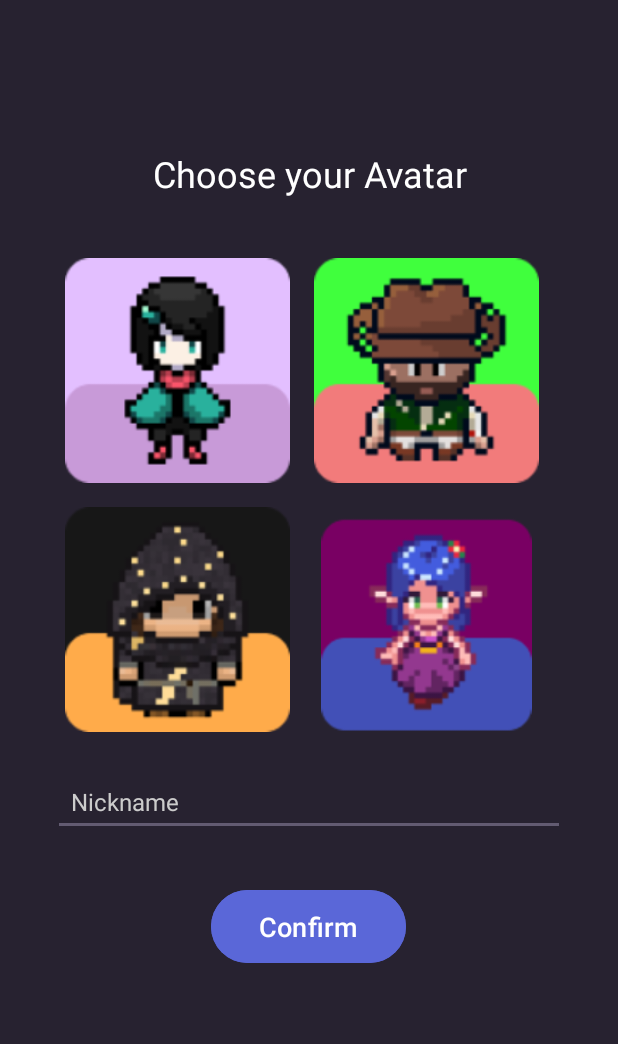
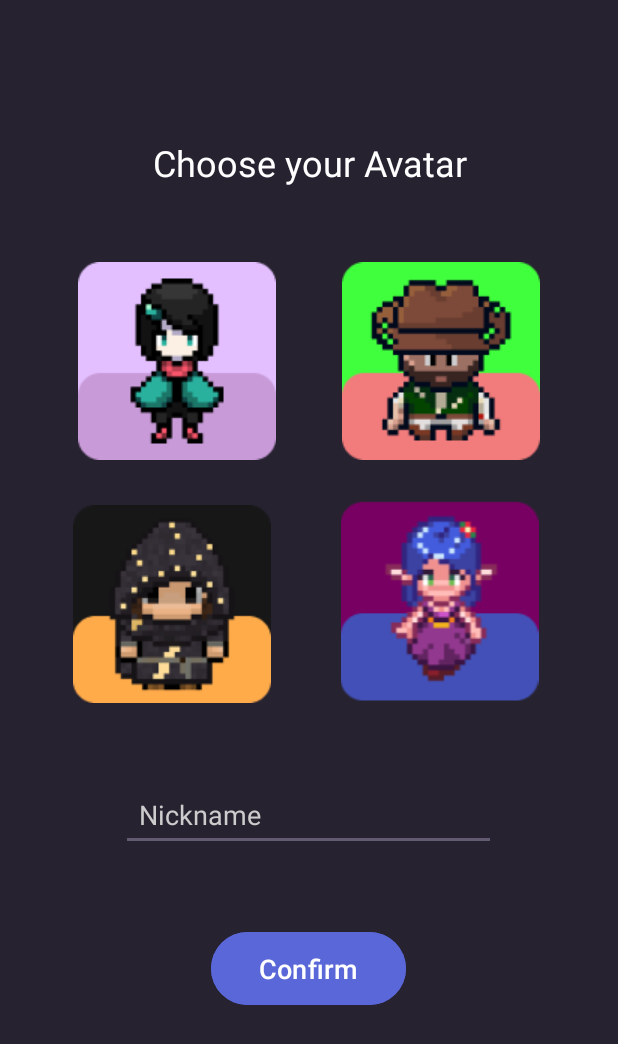
Before and after one commit to Kostaga/android-project, an Android app: the screen it shows after launch (AvatarActivity), on a phone screen of 412 x 824 dp. Shown: the top 1044 px of the screen. Run offline under Robolectric (Android 15) with nearby library versions, the light colour scheme and no system bars; our stand-ins replace navigation-ui.

Commit message:
changed to constraint layout

```diff
--- a/app/src/main/AndroidManifest.xml
+++ b/app/src/main/AndroidManifest.xml
@@ -18,19 +18,18 @@
             android:exported="false" />
         <activity
             android:name=".AvatarActivity"
+            android:screenOrientation="portrait"
             android:exported="true">
             <intent-filter>
                 <action android:name="android.intent.action.MAIN" />
-
-                <category android:name="android.intent.category.LAUNCHER" />
             </intent-filter>
         </activity>
         <activity
             android:name=".MainActivity"
+            android:screenOrientation="portrait"
             android:exported="true">
             <intent-filter>
                 <action android:name="android.intent.action.MAIN" />
-
                 <category android:name="android.intent.category.LAUNCHER" />
             </intent-filter>
         </activity>
--- a/app/src/main/res/drawable/avatar_border.xml
+++ b/app/src/main/res/drawable/avatar_border.xml
@@ -2,12 +2,8 @@
 <shape xmlns:android="http://schemas.android.com/apk/res/android">
     <solid android:color="@android:color/transparent" />
     <stroke
-        android:width="8dp"
+        android:width="3dp"
         android:color="@android:color/holo_blue_bright" />
-    <corners android:radius="8dp" />
-    <padding
-        android:left="3dp"
-        android:top="3dp"
-        android:right="3dp"
-        android:bottom="3dp" />
+    <corners android:radius="4dp" />
+
 </shape>
--- a/app/src/main/res/layout/choose_avatar.xml
+++ b/app/src/main/res/layout/choose_avatar.xml
@@ -1,102 +1,123 @@
 <?xml version="1.0" encoding="utf-8"?>
-<LinearLayout
+<androidx.constraintlayout.widget.ConstraintLayout
     xmlns:android="http://schemas.android.com/apk/res/android"
+    xmlns:app="http://schemas.android.com/apk/res-auto"
+    xmlns:tools="http://schemas.android.com/tools"
     android:layout_width="match_parent"
     android:layout_height="match_parent"
-    android:orientation="vertical"
-    android:padding="35dp"
-    > <!-- Background color of the screen -->
+    android:id="@+id/main">
+
 
     <!-- Top bar with user name and exit icon -->
     <LinearLayout
+        android:id="@+id/topBar"
         android:layout_width="match_parent"
         android:layout_height="wrap_content"
+        android:gravity="center_vertical"
         android:orientation="horizontal"
-        android:gravity="center_vertical"
         android:paddingTop="16dp"
-        android:paddingBottom="16dp">
-
-
+        android:paddingBottom="16dp"
+        app:layout_constraintEnd_toEndOf="parent"
+        app:layout_constraintStart_toStartOf="parent"
+        app:layout_constraintTop_toTopOf="parent">
 
     </LinearLayout>
 
     <!-- Title: Choose your Avatar -->
     <TextView
         android:id="@+id/avatarTitle"
-        android:layout_width="match_parent"
+        android:layout_width="0dp"
         android:layout_height="wrap_content"
+        android:layout_marginTop="60dp"
+        android:layout_marginBottom="50dp"
+        android:gravity="center"
         android:text="Choose your Avatar"
         android:textColor="#FFFFFF"
         android:textSize="24sp"
-        android:gravity="center"
-        android:layout_marginTop="32dp"
-        android:layout_marginBottom="32dp" />
+        app:layout_constraintEnd_toEndOf="parent"
+        app:layout_constraintStart_toStartOf="parent"
+        app:layout_constraintTop_toBottomOf="@id/topBar" />
 
-    <!-- GridLayout for avatars -->
-    <GridLayout
-        android:layout_width="match_parent"
-        android:layout_height="wrap_content"
-        android:columnCount="2"
-        android:rowCount="2"
-        android:layout_gravity="center">
 
-        <!-- Avatar options -->
     <ImageView
         android:id="@+id/avatar1"
-            android:layout_width="150dp"
-            android:layout_height="150dp"
-            android:layout_margin="8dp"
-            android:src="@drawable/avatar1" /> <!-- Replace with your avatar images -->
+        android:layout_width="0dp"
+        android:layout_height="wrap_content"
+        android:layout_marginTop="50dp"
+        android:layout_marginStart="30dp"
+        android:src="@drawable/avatar1"
+        app:layout_constraintEnd_toStartOf="@id/avatar2"
+        app:layout_constraintHorizontal_weight="1"
+        app:layout_constraintStart_toStartOf="parent"
+        app:layout_constraintTop_toBottomOf="@id/avatarTitle" />
 
     <ImageView
         android:id="@+id/avatar2"
-            android:layout_width="150dp"
-            android:layout_height="150dp"
-            android:layout_margin="8dp"
-            android:src="@drawable/avatar2" />
+        android:layout_width="0dp"
+        android:layout_height="wrap_content"
+        android:layout_marginTop="50dp"
+        android:layout_marginEnd="30dp"
+        android:src="@drawable/avatar2"
+        app:layout_constraintEnd_toEndOf="parent"
+        app:layout_constraintHorizontal_weight="1"
+        app:layout_constraintStart_toEndOf="@id/avatar1"
+        app:layout_constraintTop_toBottomOf="@id/avatarTitle" />
 
     <ImageView
         android:id="@+id/avatar3"
-            android:layout_width="150dp"
-            android:layout_height="150dp"
-            android:layout_margin="8dp"
-            android:src="@drawable/avatar3" />
+        android:layout_width="0dp"
+        android:layout_height="wrap_content"
+        android:layout_marginStart="25dp"
+        android:layout_marginTop="30dp"
+        android:src="@drawable/avatar3"
+        app:layout_constraintEnd_toStartOf="@id/avatar4"
+        app:layout_constraintHorizontal_weight="1"
+        app:layout_constraintStart_toStartOf="parent"
+        app:layout_constraintTop_toBottomOf="@+id/avatar1" />
 
     <ImageView
         android:id="@+id/avatar4"
-            android:layout_width="150dp"
-            android:layout_height="150dp"
-            android:layout_margin="8dp"
-            android:src="@drawable/avatar4" />
-    </GridLayout>
-
-    <!-- Nickname Input Field -->
+        android:layout_width="0dp"
+        android:layout_height="wrap_content"
+        android:layout_marginTop="20dp"
+        android:layout_marginEnd="30dp"
+        android:src="@drawable/avatar4"
+        app:layout_constraintEnd_toEndOf="parent"
+        app:layout_constraintHorizontal_weight="1"
+        app:layout_constraintStart_toEndOf="@id/avatar3"
+        app:layout_constraintTop_toBottomOf="@+id/avatar2" />
 
     <EditText
         android:id="@+id/nicknameInput"
-        android:layout_width="match_parent"
+        android:layout_width="250dp"
         android:layout_height="wrap_content"
-        android:layout_marginTop="15dp"
+        android:layout_marginTop="50dp"
+        android:hint="Nickname"
         android:padding="12dp"
         android:textColor="#FFFFFF"
         android:textColorHint="#CCCCCC"
-        android:hint="Nickname"
-        android:textSize="16sp" />
+        android:textSize="18sp"
+        app:layout_constraintEnd_toEndOf="parent"
+        app:layout_constraintHorizontal_bias="0.496"
+        app:layout_constraintStart_toStartOf="parent"
+        app:layout_constraintTop_toBottomOf="@+id/avatar3" />
 
-    <!-- Confirm button -->
     <Button
         android:id="@+id/confirmButton"
         android:layout_width="wrap_content"
         android:layout_height="wrap_content"
-        android:layout_gravity="center"
-        android:layout_marginTop="32dp"
+        android:layout_marginTop="50dp"
+        android:backgroundTint="#5A67D8"
+        android:paddingStart="32dp"
+        android:paddingTop="12dp"
+        android:paddingEnd="32dp"
+        android:paddingBottom="12dp"
         android:text="Confirm"
+        android:textColor="#FFFFFF"
         android:textSize="18sp"
-        android:backgroundTint="#5A67D8"
-        android:textColor="#FFFFFF"
-        android:paddingStart="32dp"
-        android:paddingEnd="32dp"
-        android:paddingTop="12dp"
-        android:paddingBottom="12dp"
-        />
-</LinearLayout>
+        app:layout_constraintEnd_toEndOf="parent"
+        app:layout_constraintHorizontal_bias="0.498"
+        app:layout_constraintStart_toStartOf="parent"
+        app:layout_constraintTop_toBottomOf="@id/nicknameInput" />
+
+</androidx.constraintlayout.widget.ConstraintLayout>
--- a/app/src/main/res/layout/recycler_habit_item.xml
+++ b/app/src/main/res/layout/recycler_habit_item.xml
@@ -5,7 +5,8 @@
     android:layout_width="match_parent"
     android:layout_height="wrap_content"
     android:background="@drawable/habit"
-    android:layout_margin="5dp"
+    android:layout_marginEnd="25dp"
+    android:layout_marginStart="25dp"
     android:padding="8dp"
     android:orientation="horizontal"
 
```
Also changed, not shown: app/src/main/res/layout/activity_main.xml (+84 -81 lines), app/src/main/res/layout/header.xml (+14 -20 lines). Lines whose indentation alone changed are shown as unchanged.
